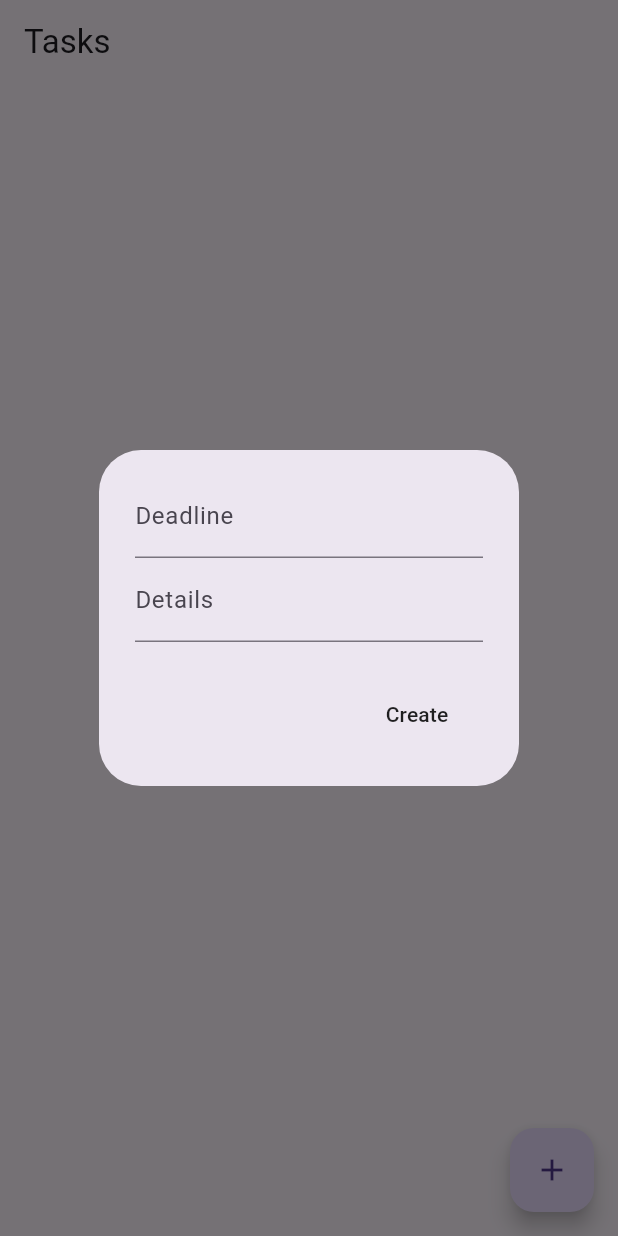
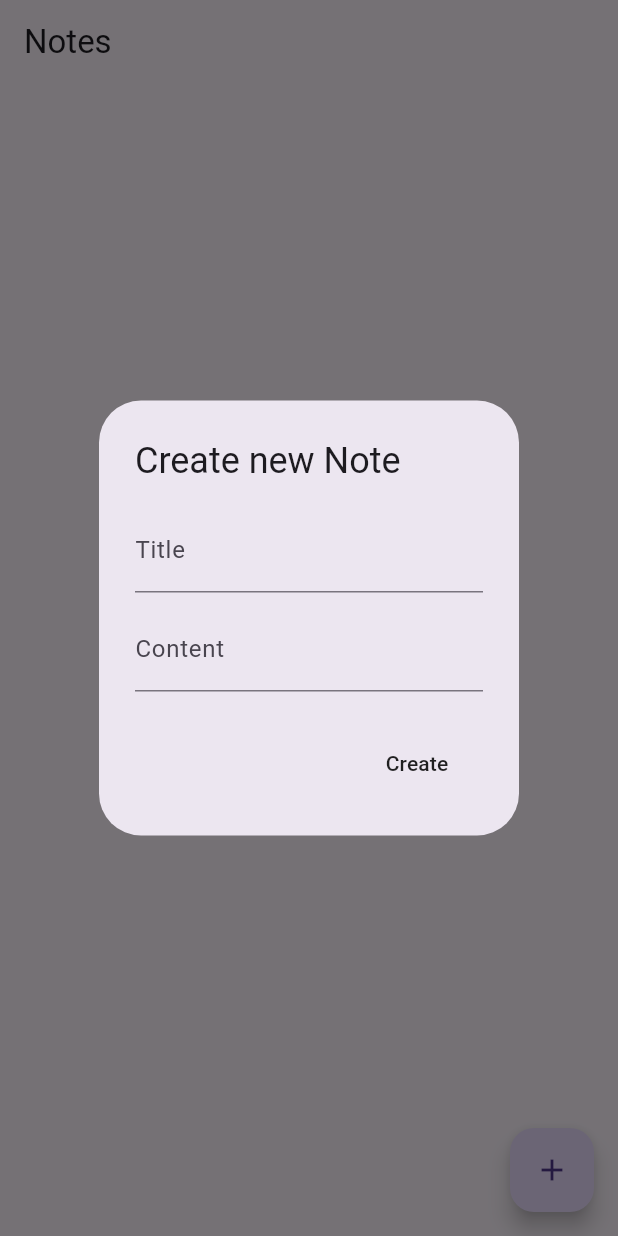
Before and after one commit to CarolusNathanell/PPBE-Assignments, a Flutter app: the screen it shows after launch, after a tap on the "add" icon, on a phone screen of 412 x 824 dp. Run offline on Flutter 3.47's test engine with Material 3 defaults, Android fonts, the phone set to English and light mode, and no system bars; our stand-ins replace cloud_firestore, firebase_core; accounts and stored records are empty.

Commit message:
Final Firebase CRUD

```diff
--- /dev/null
+++ b/trying_flutter_app/lib/firestore.dart
@@ -0,0 +1,35 @@
+import 'package:cloud_firestore/cloud_firestore.dart';
+
+class FirestoreService{
+
+  final CollectionReference notes = FirebaseFirestore.instance.collection('notes');
+
+  //create new note
+  Future<void> addNote(String title, String content) {
+    return notes.add({
+      'title': title,
+      'content': content,
+      'createdAt': Timestamp.now(),
+    });
+  }
+
+  //fetch all notes
+  Stream<QuerySnapshot> getNotes() {
+    return notes.orderBy('createdAt', descending: true).snapshots();
+  }
+
+  //update notes
+  Future<void> updateNote(String id, String title, String content) {
+    return notes.doc(id).update({
+      'title': title,
+      'content': content,
+      'createdAt': Timestamp.now(),
+    });
+  }
+
+  //delete notes
+  Future<void> deleteNote(String id) {
+    return notes.doc(id).delete();
+  }
+
+}
--- /dev/null
+++ b/trying_flutter_app/lib/homepage.dart
@@ -0,0 +1,128 @@
+import 'package:cloud_firestore/cloud_firestore.dart';
+import 'package:flutter/material.dart';
+import 'package:trying_flutter_app/firestore.dart';
+
+class HomePage extends StatefulWidget {
+  const HomePage({super.key});
+
+  @override
+  State<HomePage> createState() => _HomePageState();
+}
+
+class _HomePageState extends State<HomePage> {
+  final titleTextController = TextEditingController();
+  final contentTextController = TextEditingController();
+
+  final FirestoreService firestoreService = FirestoreService();
+
+  void openNoteBox({String? docId, String? existingTitle, String? existingNote}) async {
+    if (docId != null) {
+
+      titleTextController.text = existingTitle ?? '';
+      contentTextController.text = existingNote ?? '';
+
+    }
+
+    showDialog(
+      context: context,
+      builder: (context) {
+        return AlertDialog(
+          title: Text(docId == null ? "Create new Note" : "Edit Note"),
+          content: Column(
+            mainAxisSize: MainAxisSize.min,
+            children: [
+              TextField(
+                decoration: InputDecoration(labelText: "Title"),
+                controller: titleTextController,
+              ),
+              const SizedBox(height: 10),
+              TextField(
+                decoration: InputDecoration(labelText: "Content"),
+                controller: contentTextController,
+              ),
+            ],
+          ),
+          actions: [
+            MaterialButton(
+              onPressed: () {
+                if (docId == null) {
+                  firestoreService.addNote(
+                    titleTextController.text,
+                    contentTextController.text,
+                  );
+                } else {
+                  firestoreService.updateNote(
+                    docId,
+                    titleTextController.text,
+                    contentTextController.text,
+                  );
+                }
+                titleTextController.clear();
+                contentTextController.clear();
+
+                Navigator.pop(context);
+              },
+              child: Text(docId == null ? "Create" : "Update"),
+            ),
+          ],
+        );
+      },
+    );
+  }
+
+  @override
+  Widget build(BuildContext context) {
+    return Scaffold(
+      appBar: AppBar(title: Text("Notes")),
+      floatingActionButton: FloatingActionButton(
+        onPressed: openNoteBox,
+        child: const Icon(Icons.add),
+      ),
+      body: StreamBuilder<QuerySnapshot>(
+        stream: firestoreService.getNotes(),
+        builder: (context, snapshot) {
+          if (snapshot.hasData) {
+            List notesList = snapshot.data!.docs;
+
+            return ListView.builder(
+              itemCount: notesList.length,
+              itemBuilder: (context, index) {
+                DocumentSnapshot document = notesList[index];
+                String docId = document.id;
+
+                Map<String, dynamic> data =
+                document.data() as Map<String, dynamic>;
+                String noteTitle = data['title'];
+                String noteContent = data['content'];
+
+                return ListTile(
+                  title: Text(noteTitle),
+                  subtitle: Text(noteContent),
+                  trailing: Row(
+                    mainAxisSize: MainAxisSize.min,
+                    children: [
+                      IconButton(
+                        icon: Icon(Icons.edit),
+                        onPressed: () {
+                          openNoteBox(docId: docId, existingNote: noteContent, existingTitle: noteTitle);
+                        },
+                      ),
+                      IconButton(
+                        icon: Icon(Icons.delete),
+                        onPressed: () {
+                          firestoreService.deleteNote(docId);
+                        },
+                      ),
+                    ],
+                  ),
+                );
+              },
+            );
+          } else {
+            return const Text("No data");
+          }
+        },
+      ),
+    );
+  }
+}
--- a/trying_flutter_app/lib/main.dart
+++ b/trying_flutter_app/lib/main.dart
@@ -1,30 +1,23 @@
-import 'package:trying_flutter_app/models/task_database.dart';
-import 'package:trying_flutter_app/pages/tasks_page.dart';
-import 'package:provider/provider.dart';
+import 'package:trying_flutter_app/firebase_options.dart';
+import 'package:firebase_core/firebase_core.dart';
 import 'package:flutter/material.dart';
+import 'package:trying_flutter_app/homepage.dart';
 
 
 void main() async {
   WidgetsFlutterBinding.ensureInitialized();
-  await TaskDatabase.initialize();
-
-  runApp(
-    ChangeNotifierProvider(
-      create: (context) => TaskDatabase(),
-      child: const MyApp(),
-    )
+  await Firebase.initializeApp(
+    options: DefaultFirebaseOptions.currentPlatform,
   );
+  runApp(MyApp());
 }
 
 class MyApp extends StatelessWidget {
-  const MyApp({super.key});
-
-  // This widget is the root of your application.
   @override
   Widget build(BuildContext context) {
-    return const MaterialApp(
+    return MaterialApp(
       debugShowCheckedModeBanner: false,
-      home: TasksPage()
+      home: HomePage(),
     );
   }
 }
--- a/trying_flutter_app/lib/models/task.dart
+++ /dev/null
@@ -1,13 +0,0 @@
-// models/task.dart
-import 'package:isar/isar.dart';
-
-// this line is needed to generate file
-// then run dart run build_runner build
-part 'task.g.dart';
-
-@Collection()
-class Task {
-  Id id = Isar.autoIncrement;
-  late String text;
-  late DateTime deadlineDate;
-}
--- a/trying_flutter_app/lib/models/task_database.dart
+++ /dev/null
@@ -1,64 +0,0 @@
-// models/task_database.dart
-import 'package:trying_flutter_app/models/task.dart';
-import 'package:flutter/cupertino.dart';
-import 'package:isar/isar.dart';
-import 'package:path_provider/path_provider.dart';
-import 'dart:io';
-
-class TaskDatabase extends ChangeNotifier{
-  static late Isar isar;
-
-  // INIT
-  static Future<void> initialize() async {
-    if (Platform.isAndroid) { // Check if it's Android
-      final dir = await getApplicationDocumentsDirectory();
-      isar = await Isar.open([TaskSchema], directory: dir.path);
-    } else {
-      // Handle other platforms or provide a default directory
-      final dir = getTemporaryDirectory(); // Example for other platforms
-      isar = await Isar.open([TaskSchema], directory: (await dir).path);
-    }
-  }
-
-  // list
-  final List<Task> currentTasks = [];
-
-  // create
-  Future<void> addTask(String textFromUser, DateTime dateFromUser) async {
-    // create a new object
-    late Task newTask = Task();
-    newTask.text = textFromUser;
-    newTask.deadlineDate = dateFromUser;
-
-    // save to db
-    await isar.writeTxn(() => isar.tasks.put(newTask));
-
-    // re-read from db
-    fetchTasks();
-  }
-
-  // read
-  Future<void> fetchTasks() async {
-    List<Task> fetchedTasks = await isar.tasks.where().findAll();
-    currentTasks.clear();
-    currentTasks.addAll(fetchedTasks);
-    notifyListeners();
-  }
-
-  // update
-  Future<void> updateTask(int id, String newText, DateTime newDate) async {
-    final existingTask = await isar.tasks.get(id);
-    if (existingTask != null) {
-      existingTask.text = newText;
-      existingTask.deadlineDate = newDate;
-      await isar.writeTxn(() => isar.tasks.put(existingTask));
-      await fetchTasks();
-    }
-  }
-
-  // delete
-  Future<void> deleteTask(int id) async {
-    await isar.writeTxn(() => isar.tasks.delete(id));
-    await fetchTasks();
-  }
-}
--- a/trying_flutter_app/lib/pages/tasks_page.dart
+++ /dev/null
@@ -1,192 +0,0 @@
-// pages/tasks_page.dart
-
-import 'package:trying_flutter_app/models/task.dart';
-import 'package:trying_flutter_app/models/task_database.dart';
-import 'package:flutter/material.dart';
-import 'package:provider/provider.dart';
-import 'package:intl/intl.dart';
-
-class TasksPage extends StatefulWidget {
-  const TasksPage({super.key});
-
-  @override
-  State<TasksPage> createState() => _TasksPageState();
-}
-
-class _TasksPageState extends State<TasksPage> {
-  // text controller to access what the user typed
-  final textController = TextEditingController();
-  final dateController = TextEditingController();
-
-  @override
-  void initState() {
-    super.initState();
-    readTasks();
-  }
-
-  // create a task
-  void createTask() {
-    DateTime deadline = DateTime.now();
-    showDialog(
-      context: context,
-      builder: (context) => AlertDialog(
-        content: Column(
-          mainAxisSize: MainAxisSize.min, // Prevents unnecessary expansion
-          crossAxisAlignment: CrossAxisAlignment.start,
-          children: [
-            TextFormField(
-              controller: dateController,
-              decoration: InputDecoration(
-                labelText: "Deadline",
-              ),
-              onTap: () async{
-                FocusScope.of(context).requestFocus(FocusNode());
-                DateTime? date = DateTime(1900);
-
-                date = await showDatePicker(
-                  context: context,
-                  initialDate: DateTime.now(),
-                  firstDate: DateTime.now(),
-                  lastDate: DateTime(2100));
-
-                deadline = date == null ? deadline : date;
-                dateController.text = date == null ? DateFormat('dd/MM/yyyy').format(deadline) : DateFormat('dd/MM/yyyy').format(date);
-              },
-            ),
-            TextField(
-              controller: textController,
-              decoration: InputDecoration(
-                labelText: "Details",
-              ),
-            ),
-          ],
-        ),
-        actions: [
-          MaterialButton(
-            onPressed: () {
-              // add to db
-              context.read<TaskDatabase>().addTask(textController.text, deadline);
-
-              // clear controller
-              textController.clear();
-              dateController.clear();
-
-              Navigator.pop(context);
-            },
-            child: const Text("Create"),
-          )
-        ],
-      ),
-    );
-  }
-
-  // read tasks
-  void readTasks() {
-    context.read<TaskDatabase>().fetchTasks(); // Use read instead of watch
-  }
-
-  // update a task
-  void updateTask(Task task) {
-    textController.text = task.text;
-    dateController.text = DateFormat('dd/MM/yyyy').format(task.deadlineDate);
-    DateTime deadline = task.deadlineDate;
-
-    showDialog(
-        context: context,
-        builder: (context) => AlertDialog(
-          title: Text("Update Task"),
-          content: Column(
-            mainAxisSize: MainAxisSize.min, // Prevents unnecessary expansion
-            crossAxisAlignment: CrossAxisAlignment.start,
-            children: [
-              TextFormField(
-                controller: dateController,
-                decoration: InputDecoration(
-                  labelText: "Deadline",
-                ),
-                onTap: () async{
-                  FocusScope.of(context).requestFocus(FocusNode());
-                  DateTime? date = DateTime(1900);
-
-                  date = await showDatePicker(
-                    context: context,
-                    initialDate: deadline,
-                    firstDate: DateTime.now(),
-                    lastDate: DateTime(2100));
-
-                  deadline = date == null ? deadline : date;
-                  dateController.text = date == null ? DateFormat('dd/MM/yyyy').format(deadline) : DateFormat('dd/MM/yyyy').format(date);
-                },
-              ),
-              TextField(
-                controller: textController,
-                decoration: InputDecoration(
-                  labelText: "Details",
-                ),
-              ),
-            ],
-          ),
-          actions: [
-            MaterialButton(
-                onPressed: () {
-                  context
-                      .read<TaskDatabase>()
-                      .updateTask(task.id, textController.text, deadline);
-                  // clear controller
-                  textController.clear();
-                  dateController.clear();
-
-                  Navigator.pop(context);
-                },
-                child: const Text("Update"))
-          ],
-        ));
-  }
-
-  // delete a task
-  void deleteTask(int id) {
-    context.read<TaskDatabase>().deleteTask(id);
-  }
-
-  @override
-  Widget build(BuildContext context) {
-    // task database
-    final taskDatabase = context.watch<TaskDatabase>();
-
-    // current tasks
-    List<Task> currentTasks = taskDatabase.currentTasks;
-
-    return Scaffold(
-        appBar: AppBar(title: const Text('Tasks')),
-        floatingActionButton: FloatingActionButton(
-          onPressed: createTask,
-          child: const Icon(Icons.add),
-        ),
-        body: ListView.builder(
-          itemCount: currentTasks.length,
-          itemBuilder: (context, index) {
-            // get individual task
-            final task = currentTasks[index];
-
-            // list tile UI
-            return ListTile(
-              title: Text(task.text),
-              subtitle: Text("Deadline: " + DateFormat('dd/MM/yyyy').format(task.deadlineDate)),
-              trailing: Row(
-                mainAxisSize: MainAxisSize.min,
-                children: [
-                  // edit button
-                  IconButton(
-                      onPressed: () => updateTask(task),
-                      icon: const Icon(Icons.edit)),
-                  // delete button
-                  IconButton(
-                      onPressed: () => deleteTask(task.id),
-                      icon: const Icon(Icons.delete))
-                ],
-              ),
-            );
-          },
-        ));
-  }
-}
--- a/trying_flutter_app/pubspec.yaml
+++ b/trying_flutter_app/pubspec.yaml
@@ -39,6 +39,8 @@ dependencies:
   path_provider: ^2.1.5
   provider: ^6.1.5+1
   intl: ^0.20.2
+  firebase_core: ^4.6.0
+  cloud_firestore: ^6.2.0
 
 dev_dependencies:
   flutter_test:
```
Also changed, not shown: trying_flutter_app/firebase.json (added), trying_flutter_app/lib/firebase_options.dart (added), trying_flutter_app/lib/models/task.g.dart (deleted), trying_flutter_app/pubspec.lock, 7 other files.
